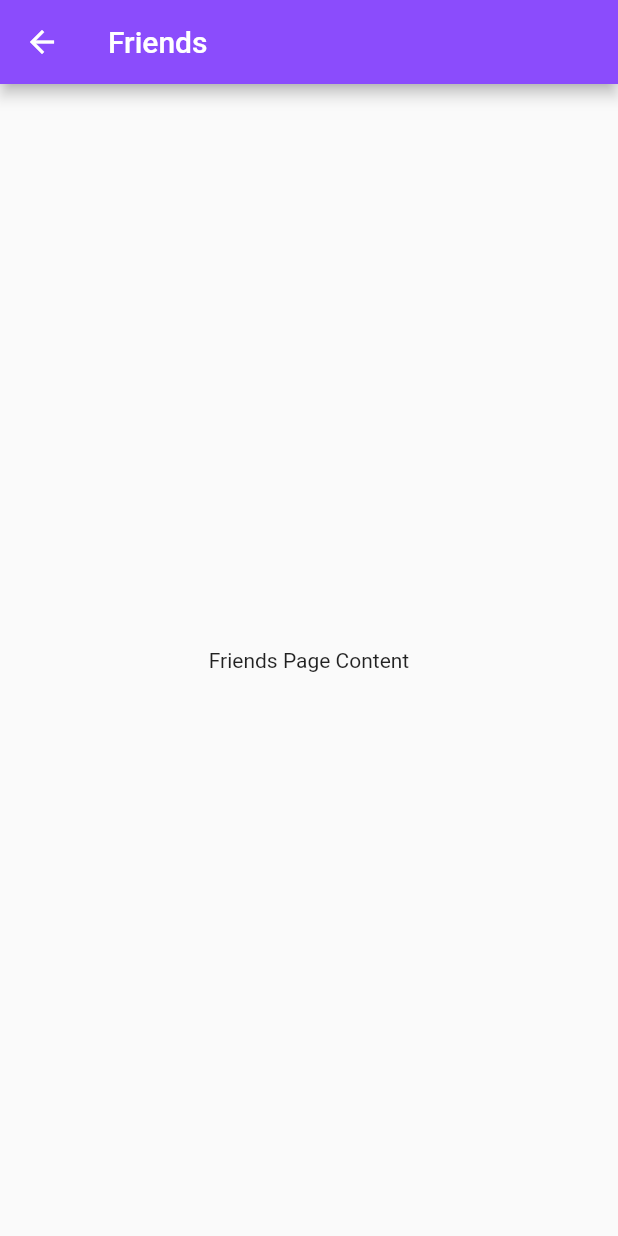
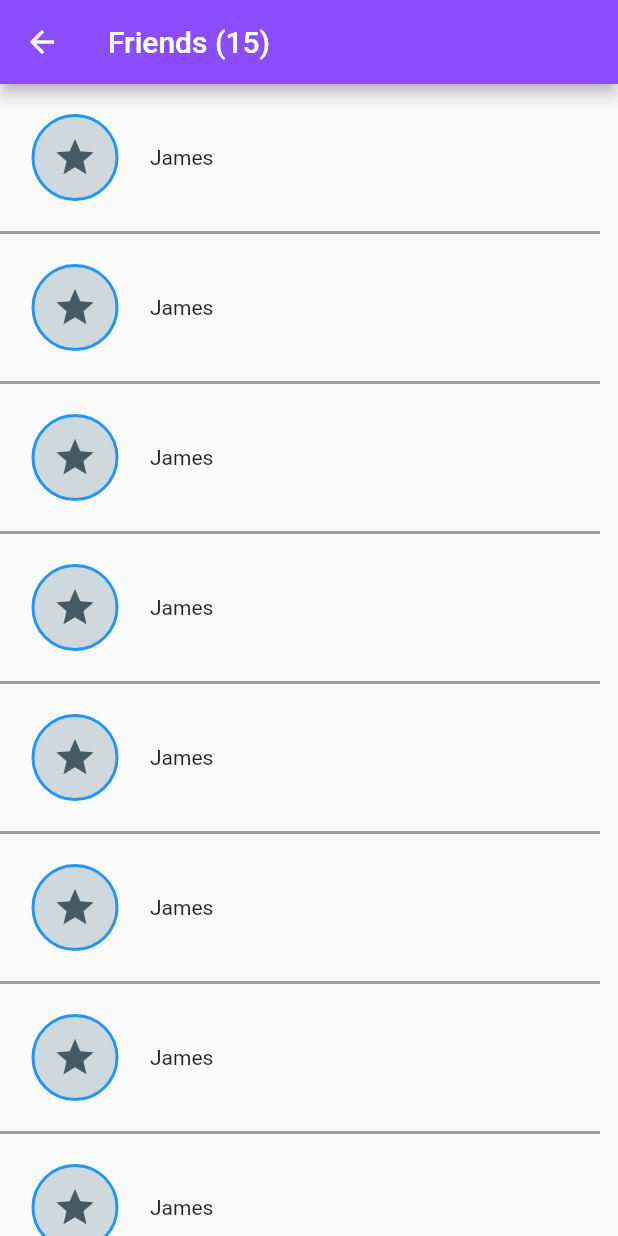
Before and after one commit to tlee85/MoodMagic, a Flutter app: the FriendsPage screen opened directly, on a phone screen of 412 x 824 dp. Run offline on Flutter 3.47's test engine with Material 2 defaults, Android fonts, the phone set to English and light mode, and no system bars; our stand-ins replace google_nav_bar, introduction_screen, shared_preferences, table_calendar; accounts and stored records are empty.

Commit message:
Friends page filled

```diff
--- a/mood_magic/lib/pages/calendar_page.dart
+++ b/mood_magic/lib/pages/calendar_page.dart
@@ -79,6 +79,8 @@ class _CalendarPageState extends State<CalendarPage> {
             ),
           ),
           TableCalendar(
+            headerStyle: HeaderStyle(formatButtonVisible: false, titleCentered: true),
+            rowHeight: 50,
             firstDay: DateTime.utc(2023, 1, 1),
             lastDay: DateTime.utc(2023, 12, 31),
             focusedDay: _focusedDay,
--- a/mood_magic/lib/pages/social_page.dart
+++ b/mood_magic/lib/pages/social_page.dart
@@ -162,16 +162,123 @@ class SocialPage extends StatelessWidget {
 class FriendsPage extends StatelessWidget {
   @override
   Widget build(BuildContext context) {
-    // TODO: Implement the Friends Page UI
     return Scaffold(
       appBar: AppBar(
-        title: Text('Friends'),
+        title: Text('Friends (15)'),
         backgroundColor: Color.fromRGBO(139, 76, 252, 50),
       ),
-      body: Center(
-        child: Text('Friends Page Content'),
+      body: Padding(
+        padding: const EdgeInsets.all(0.0),
+        child: SingleChildScrollView(
+          child: Column(children: <Widget>[
+            FriendsBox(), FriendsBox(), FriendsBox(), FriendsBox(), FriendsBox(),
+            FriendsBox(), FriendsBox(), FriendsBox(), FriendsBox(), FriendsBox(),
+            FriendsBox(), FriendsBox(), FriendsBox(), FriendsBox(), FriendsBox(),
+            ],
+          ),
+        ),
+      )
+    );
+  }
+}
+
+class FriendsBox extends StatelessWidget {
+
+  @override
+  Widget build(BuildContext context) {
+    return Container(
+      height: 100,
+      width: 400,
+      decoration: BoxDecoration(
+        border: Border(
+          bottom: BorderSide(width: 2, color: Colors.grey),
+        )
       ),
+      child: Scaffold(
+        body: Row(
+          children: [
+            Padding(
+              padding: const EdgeInsets.all(20.0),
+              child: Container(
+                width: 60,
+                height: 60,
+                decoration: BoxDecoration(
+                  shape: BoxShape.circle,
+                  color: Colors.blueGrey[100],
+                  border: Border.all(
+                  color: Colors.blue,
+                  width: 2.0,
+                  ),
+                ),
+                child: Icon(
+                  getRandomIcon(),
+                  size: 30,
+                  color: Colors.blueGrey[700],
+                ),
+              ),
+            ),
+            Text(getRandomUsername()),
+          ],
+        )
+      )
     );
+  }
+
+  String getRandomUsername() {
+    List<String> usernames = [
+      'Alice',
+      'Bob',
+      'Charlie',
+      'David',
+      'Eva',
+      'Frank',
+      'Grace',
+      'Hank',
+      'Ivy',
+      'Jack',
+      'Joe',
+      'Jake',
+      'Jill',
+      'Chris',
+      'Martin',
+      'Yu',
+      'Lee',
+      'Cong',
+      'Jenny',
+      'Cook',
+      'James',
+      'Fabian',
+      'Bill',
+      'Josh',
+      'Mac',
+    ];
+
+    final Random random = Random();
+    int randomIndex = random.nextInt(usernames.length);
+    return usernames[randomIndex];
+  }
+
+  IconData getRandomIcon() {
+    List<IconData> icons = [
+      Icons.face,
+      Icons.pets,
+      Icons.star,
+      Icons.favorite,
+      Icons.accessibility,
+      Icons.alarm,
+      Icons.beach_access,
+      Icons.cake,
+      Icons.directions_run,
+      Icons.local_cafe,
+      Icons.music_note,
+      Icons.palette,
+      Icons.shopping_cart,
+      Icons.train,
+    ];
+
+    final Random random = Random();
+    int randomIndex = random.nextInt(icons.length);
+    return icons[randomIndex];
   }
 }
 
```
